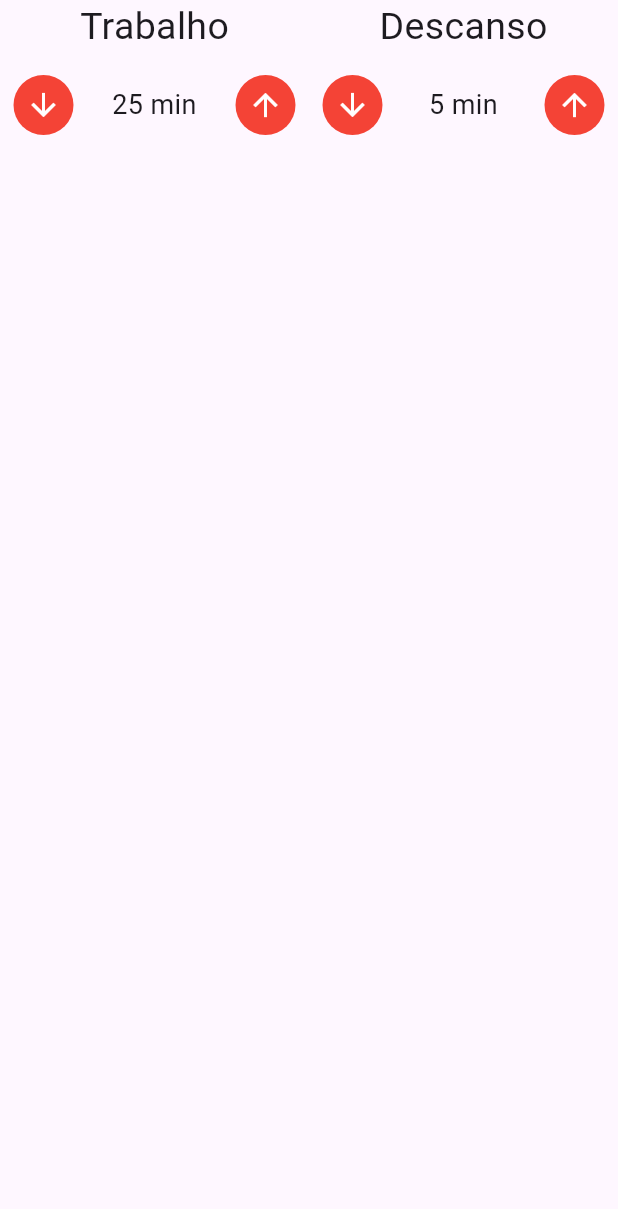
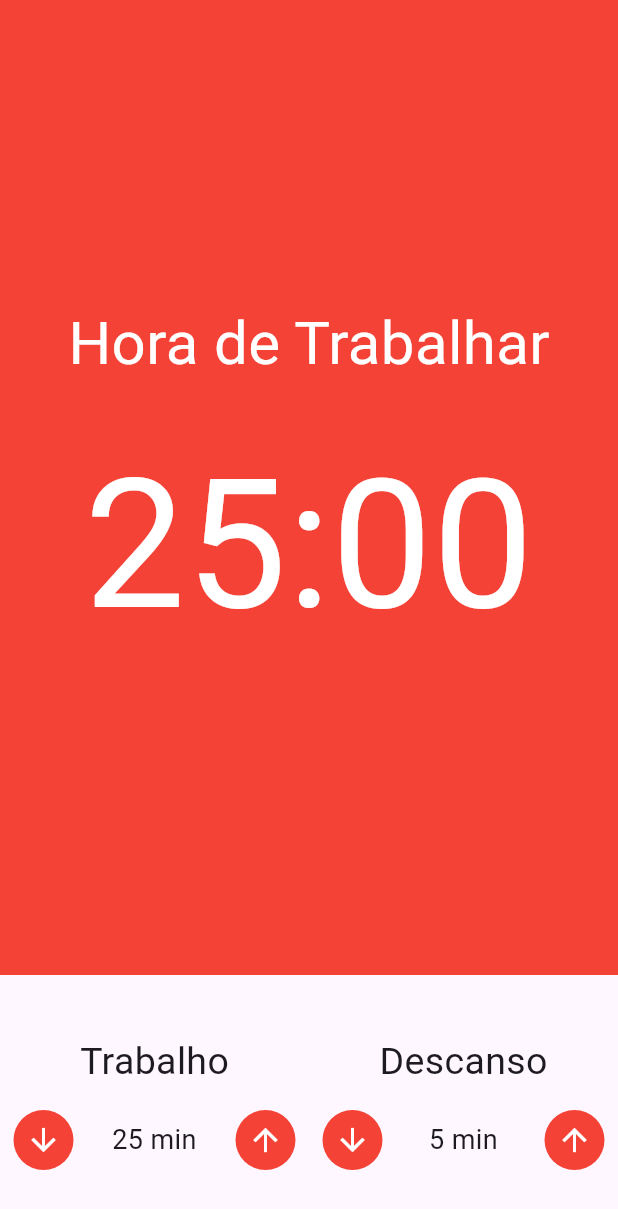
Before and after one commit to laesant/pomodoro, a Flutter app: the screen it shows after launch, on a phone screen of 412 x 824 dp. Shown: the top 1209 px of the screen. Run offline on Flutter 3.47's test engine with Material 3 defaults, Android fonts, the phone set to English and light mode, and no system bars; our stand-ins replace mobx; generated files the repository leaves out were written again.

Commit message:
Componente Cronômetro

```diff
--- /dev/null
+++ b/lib/components/cronometro.dart
@@ -0,0 +1,33 @@
+import 'package:flutter/material.dart';
+
+class Cronometro extends StatelessWidget {
+  const Cronometro({super.key});
+
+  @override
+  Widget build(BuildContext context) {
+    return Container(
+      color: Colors.red,
+      child: Column(
+        mainAxisAlignment: MainAxisAlignment.center,
+        children: [
+          Text(
+            'Hora de Trabalhar',
+            style: TextStyle(
+              fontSize: 40,
+              color: Colors.white,
+            ),
+          ),
+          SizedBox(height: 20),
+          Text(
+            "25:00",
+            style: TextStyle(
+              fontSize: 120,
+              color: Colors.white,
+            ),
+          ),
+
+        ],
+      ),
+    );
+  }
+}
--- a/lib/pages/pomodoro.dart
+++ b/lib/pages/pomodoro.dart
@@ -1,4 +1,5 @@
 import 'package:flutter/material.dart';
+import 'package:pomodoro/components/cronometro.dart';
 import 'package:pomodoro/components/entrada_tempo.dart';
 
 class Pomodoro extends StatelessWidget {
@@ -8,13 +9,18 @@ class Pomodoro extends StatelessWidget {
   Widget build(BuildContext context) {
     return Scaffold(
       body: Column(
+        crossAxisAlignment: CrossAxisAlignment.stretch,
         children: [
-          Row(
-            mainAxisAlignment: MainAxisAlignment.spaceAround,
-            children: [
-              EntradaTempo(valor: 25, titulo: 'Trabalho'),
-              EntradaTempo(valor: 5, titulo: 'Descanso'),
-            ],
+          Expanded(child: Cronometro()),
+          Padding(
+            padding: const EdgeInsets.symmetric(vertical: 40),
+            child: Row(
+              mainAxisAlignment: MainAxisAlignment.spaceAround,
+              children: [
+                EntradaTempo(valor: 25, titulo: 'Trabalho'),
+                EntradaTempo(valor: 5, titulo: 'Descanso'),
+              ],
+            ),
           ),
         ],
       ),
```
